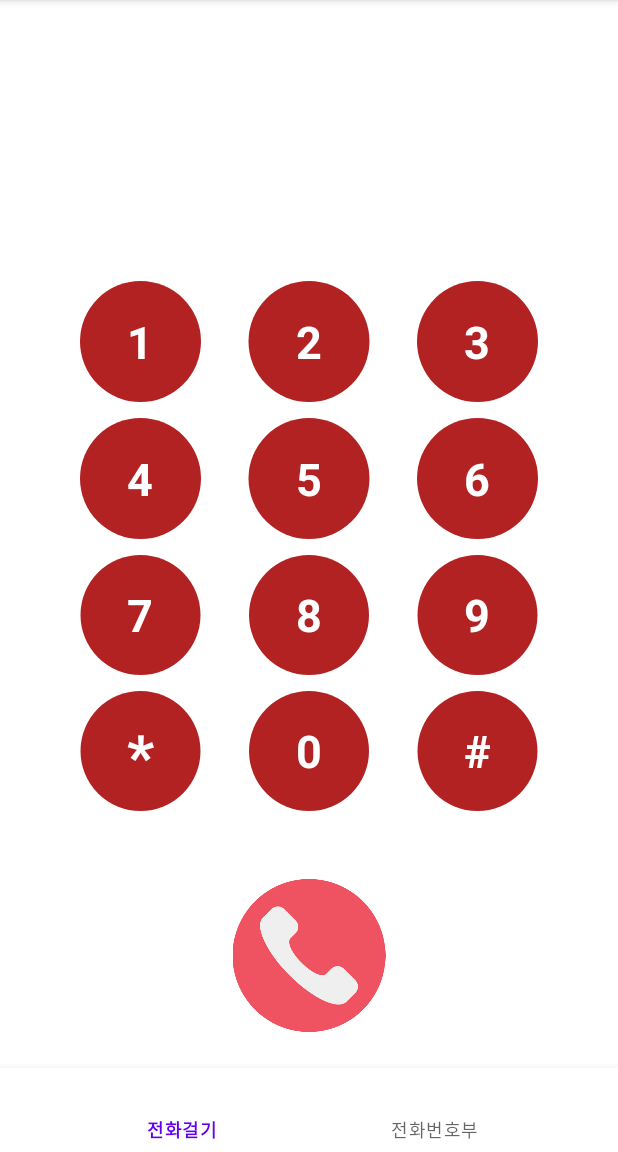
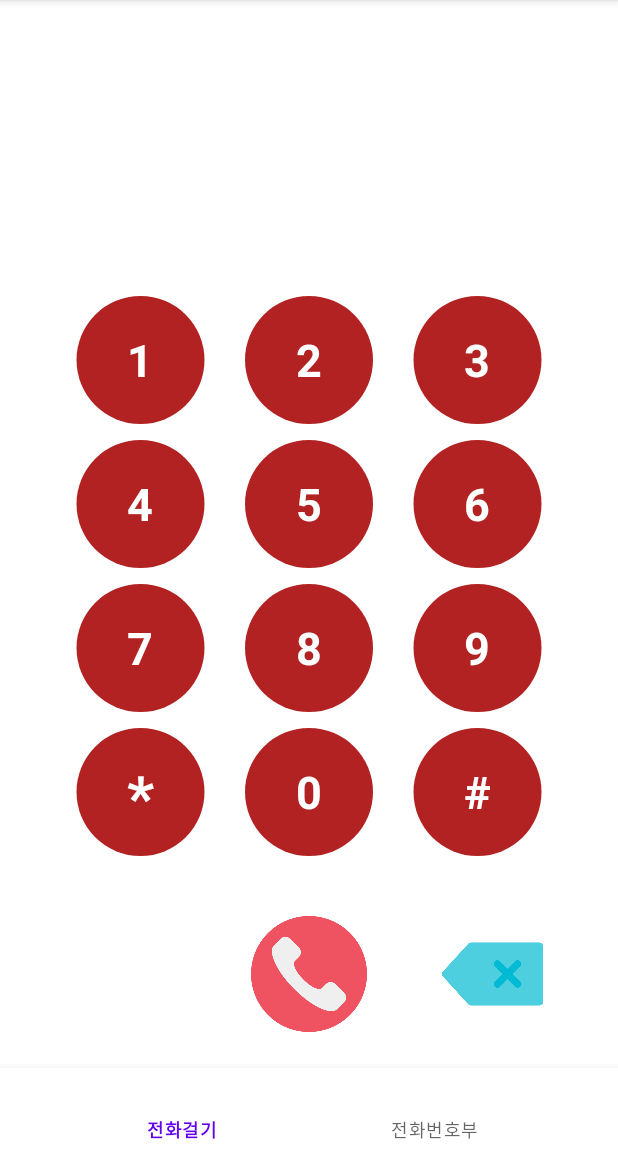
Before and after one commit to tmdgus2568/Phone-book, an Android app: the screen it shows after launch (MainActivity), on a phone screen of 412 x 824 dp, the part 84-1236 px from its top. Run offline under Robolectric (Android 15) with nearby library versions, the phone set to English and light mode, and no system bars; our stand-ins replace Firebase (no records; nobody signed in at launch, a user with empty details on screens opened directly).

Commit message:
call delete 버튼

```diff
--- a/app/src/main/java/com/example/phonebook/CallFragment.java
+++ b/app/src/main/java/com/example/phonebook/CallFragment.java
@@ -28,6 +28,7 @@ public class CallFragment extends Fragment {
     ImageView imageView11;
     ImageView imageView12;
     ImageView call_btn;
+    ImageView delete_btn;
     @Nullable
     @Override
     public View onCreateView(@NonNull LayoutInflater inflater, @Nullable ViewGroup container, @Nullable Bundle savedInstanceState) {
@@ -46,6 +47,7 @@ public class CallFragment extends Fragment {
         imageView11 = v.findViewById(R.id.imageView11);
         imageView12 = v.findViewById(R.id.imageView12);
         call_btn = v.findViewById(R.id.call_btn);
+        delete_btn = v.findViewById(R.id.delete_btn);
 
         imageView1.setOnClickListener(this::onClick);
         imageView2.setOnClickListener(this::onClick);
@@ -60,6 +62,8 @@ public class CallFragment extends Fragment {
         imageView11.setOnClickListener(this::onClick);
         imageView12.setOnClickListener(this::onClick);
         call_btn.setOnClickListener(this::onClick);
+        delete_btn.setOnClickListener(this::onClick);
+
 
 
         return v;
@@ -109,6 +113,8 @@ public class CallFragment extends Fragment {
                 dialIntent.setData(Uri.parse("tel:"+callEdit.getText().toString()));
                 startActivity(dialIntent);
                 break;
+            case R.id.delete_btn:
+                callEdit.setText(callEdit.getText().toString().replaceFirst(".$",""));
 
         }
     }
--- a/app/src/main/res/layout/fragment_call.xml
+++ b/app/src/main/res/layout/fragment_call.xml
@@ -15,6 +15,7 @@
         android:ems="10"
         android:gravity="center"
         android:inputType="textPersonName"
+        android:maxLines="3"
         android:padding="20dp"
         android:textColor="#000000"
         android:textSize="30sp"
@@ -372,13 +373,37 @@
         </TableRow>
     </TableLayout>
 
-    <ImageView
-        android:id="@+id/call_btn"
+    <LinearLayout
         android:layout_width="match_parent"
         android:layout_height="0dp"
-        android:layout_marginBottom="40dp"
         android:layout_weight="1"
-        android:padding="40dp"
-        app:srcCompat="@drawable/call_icon" />
+        android:orientation="horizontal">
+
+        <View
+            android:id="@+id/view"
+            android:layout_width="0dp"
+            android:layout_height="wrap_content"
+            android:layout_marginBottom="45dp"
+            android:layout_weight="1" />
+
+        <ImageView
+            android:id="@+id/call_btn"
+            android:layout_width="0dp"
+            android:layout_height="match_parent"
+            android:layout_marginBottom="45dp"
+            android:layout_weight="1"
+            android:padding="30dp"
+            app:srcCompat="@drawable/call_icon" />
+
+        <ImageView
+            android:id="@+id/delete_btn"
+            android:layout_width="0dp"
+            android:layout_height="wrap_content"
+            android:layout_marginBottom="45dp"
+            android:layout_weight="1"
+            android:paddingLeft="20dp"
+            android:paddingRight="50dp"
+            app:srcCompat="@drawable/back" />
+    </LinearLayout>
 
 </LinearLayout>
```
Also changed, not shown: app/src/main/res/drawable/back.png (added).
